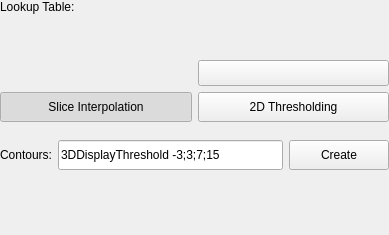
Old version of the form AstroVolume/Widgets/Resources/UI/qSlicerAstroScalarVolumeDisplayWidget.ui in the repository Punzo/SlicerAstro.
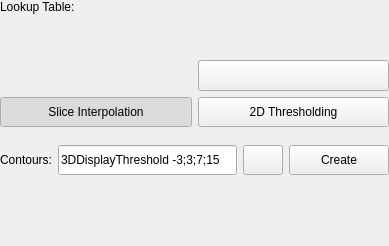
New version of the form. Icons and pictures are not drawn. Custom widgets are drawn as their Qt base class.

Commit message: ENH: added color picker widget for contours in astroVolume GUI

```diff
--- a/AstroVolume/Widgets/Resources/UI/qSlicerAstroScalarVolumeDisplayWidget.ui
+++ b/AstroVolume/Widgets/Resources/UI/qSlicerAstroScalarVolumeDisplayWidget.ui
@@ -7,7 +7,7 @@
     <x>0</x>
     <y>0</y>
     <width>389</width>
-    <height>235</height>
+    <height>246</height>
    </rect>
   </property>
   <property name="windowTitle">
@@ -243,6 +243,35 @@
        </property>
       </widget>
      </item>
+     <item>
+      <widget class="ctkColorPickerButton" name="ColorPickerButton">
+       <property name="minimumSize">
+        <size>
+         <width>30</width>
+         <height>30</height>
+        </size>
+       </property>
+       <property name="toolTip">
+        <string>Set the color of the contours.</string>
+       </property>
+       <property name="iconSize">
+        <size>
+         <width>30</width>
+         <height>30</height>
+        </size>
+       </property>
+       <property name="color">
+        <color>
+         <red>255</red>
+         <green>187</green>
+         <blue>20</blue>
+        </color>
+       </property>
+       <property name="displayColorName">
+        <bool>false</bool>
+       </property>
+      </widget>
+     </item>
      <item>
       <widget class="QPushButton" name="ContourPushButton">
        <property name="enabled">
@@ -295,6 +324,11 @@
    <header>qSlicerWidget.h</header>
    <container>1</container>
   </customwidget>
+  <customwidget>
+   <class>ctkColorPickerButton</class>
+   <extends>QPushButton</extends>
+   <header>ctkColorPickerButton.h</header>
+  </customwidget>
  </customwidgets>
  <resources>
   <include location="../qSlicerAstroVolumeWidgetsModule.qrc"/>
```
Left out of the diff: 3 changed lines with no effect on the pictures. The commit also changes 4 other files.
